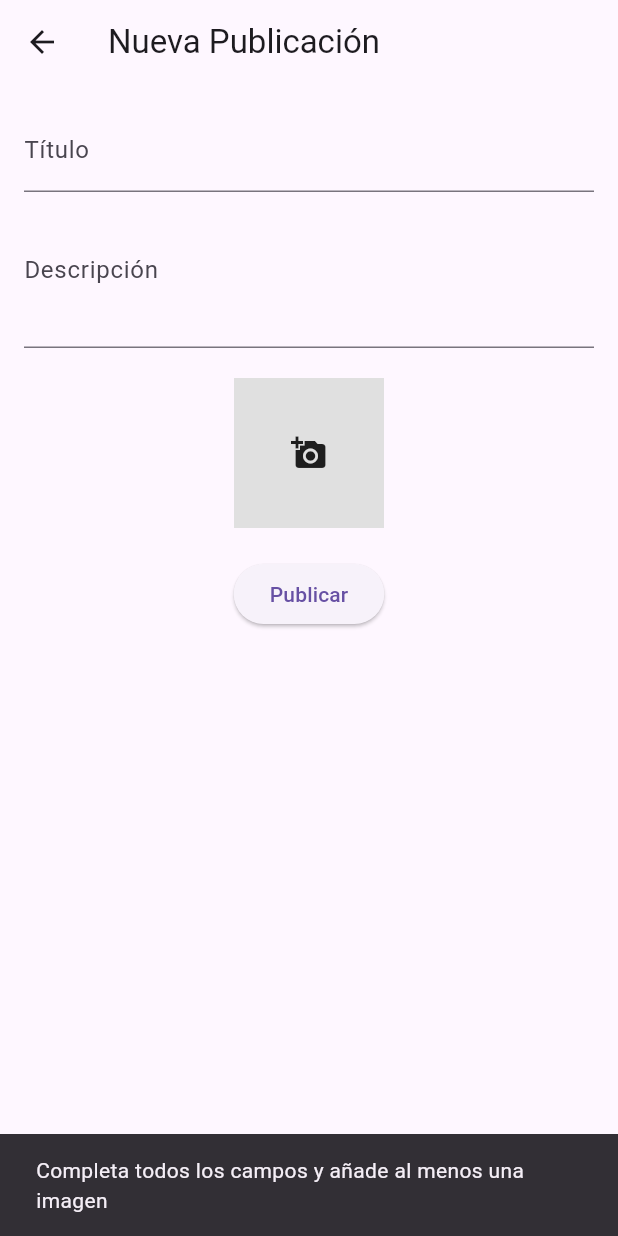
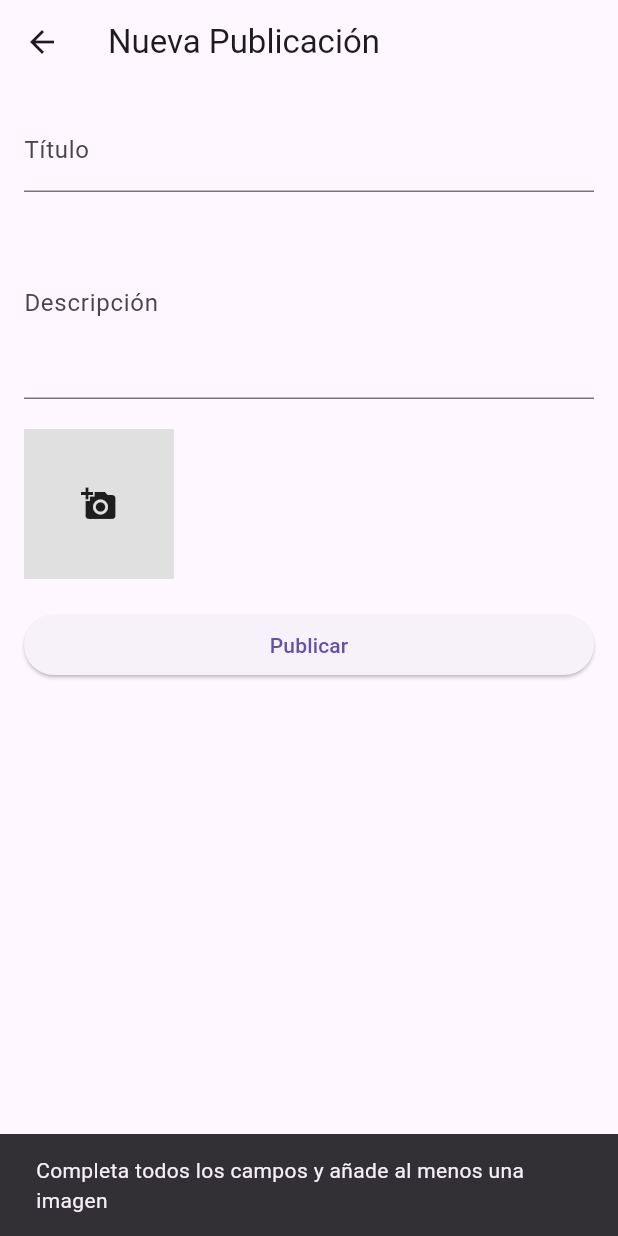
Before and after one commit to JonathanJairxd/fluttrip, a Flutter app: the CreatePostPage screen opened by its route, after a tap on "Publicar", on a phone screen of 412 x 824 dp. Run offline on Flutter 3.47's test engine with Material 3 defaults, Android fonts, the phone set to English and light mode, and no system bars; our stand-ins replace cloud_firestore, file_picker, firebase_auth, firebase_core, supabase_flutter; accounts and stored records are empty.

Commit message:
crear publicacion (subir info y fotos)

```diff
--- a/lib/create_post_page.dart
+++ b/lib/create_post_page.dart
@@ -1,11 +1,10 @@
 import 'dart:io';
-
+import 'dart:typed_data';
+import 'package:file_picker/file_picker.dart';
+import 'package:flutter/foundation.dart';
+import 'package:flutter/material.dart';
+import 'package:supabase_flutter/supabase_flutter.dart';
 import 'package:cloud_firestore/cloud_firestore.dart';
-import 'package:flutter/material.dart';
-import 'package:image_picker/image_picker.dart';
-import 'package:path/path.dart' as path;
-
-import 'package:supabase_flutter/supabase_flutter.dart';
 import 'package:firebase_auth/firebase_auth.dart' as fb_auth;
 
 class CreatePostPage extends StatefulWidget {
@@ -18,36 +17,61 @@ class CreatePostPage extends StatefulWidget {
 class _CreatePostPageState extends State<CreatePostPage> {
   final TextEditingController titleController = TextEditingController();
   final TextEditingController descriptionController = TextEditingController();
-
-  final List<File> _images = [];
-  final picker = ImagePicker();
+  List<File> _images = []; // Móvil
+  List<Uint8List> _webImages = []; // Web
   bool isUploading = false;
 
   Future<void> _pickImage() async {
-    if (_images.length >= 5) {
-      ScaffoldMessenger.of(
-        context,
-      ).showSnackBar(const SnackBar(content: Text("Máximo 5 imágenes")));
+    const maxImages = 5;
+    final currentCount = kIsWeb ? _webImages.length : _images.length;
+
+    if (currentCount >= maxImages) {
+      ScaffoldMessenger.of(context).showSnackBar(
+        const SnackBar(content: Text("Máximo 5 imágenes permitidas")),
+      );
       return;
     }
 
-    final pickedFile = await picker.pickImage(source: ImageSource.gallery);
-    if (pickedFile != null) {
+    try {
+      final result = await FilePicker.platform.pickFiles(
+        type: FileType.image,
+        allowMultiple: false,
+        withData: true, // importante para Web
+      );
+
+      if (result != null && result.files.isNotEmpty) {
+        final pickedFile = result.files.first;
+
+        if (kIsWeb) {
+          if (pickedFile.bytes != null) {
             setState(() {
-        _images.add(File(pickedFile.path));
+              _webImages.add(pickedFile.bytes!);
             });
+          }
+        } else {
+          if (pickedFile.path != null) {
+            setState(() {
+              _images.add(File(pickedFile.path!));
+            });
+          }
+        }
+      }
+    } catch (e) {
+      ScaffoldMessenger.of(context).showSnackBar(
+        SnackBar(content: Text("Error al seleccionar imagen: $e")),
+      );
     }
   }
 
   Future<void> _submitPost() async {
+    final hasImages = kIsWeb ? _webImages.isNotEmpty : _images.isNotEmpty;
+
     if (titleController.text.isEmpty ||
         descriptionController.text.isEmpty ||
-        _images.isEmpty) {
+        !hasImages) {
       ScaffoldMessenger.of(context).showSnackBar(
         const SnackBar(
-          content: Text(
-            "Completa todos los campos y añade al menos una imagen",
-          ),
+          content: Text("Completa todos los campos y añade al menos una imagen"),
         ),
       );
       return;
@@ -60,44 +84,47 @@ class _CreatePostPageState extends State<CreatePostPage> {
     try {
       final user = fb_auth.FirebaseAuth.instance.currentUser;
       if (user == null) {
-        ScaffoldMessenger.of(
-          context,
-        ).showSnackBar(const SnackBar(content: Text("Usuario no autenticado")));
-        setState(() {
-          isUploading = false;
-        });
-        return;
+        throw Exception('Usuario no autenticado');
       }
 
       final postRef = FirebaseFirestore.instance.collection('posts').doc();
-
       List<String> imageUrls = [];
-
       final supabase = Supabase.instance.client;
 
-      for (File image in _images) {
-        final fileName = path.basename(image.path);
-        final key = 'posts/${postRef.id}/$fileName';
+      if (kIsWeb) {
+        for (int i = 0; i < _webImages.length; i++) {
+          final bytes = _webImages[i];
+          final fileName = "${DateTime.now().millisecondsSinceEpoch}_$i.jpg";
+          final filePath = "posts/${postRef.id}/$fileName";
 
-        // Sube la imagen a Supabase Storage
-        try {
-          final String filePath = await supabase.storage
-              .from('posts')
-              .upload(key, image);
+          await supabase.storage.from('posts').uploadBinary(
+            filePath,
+            bytes,
+            fileOptions: const FileOptions(contentType: 'image/jpeg'),
+          );
+
           final url = supabase.storage.from('posts').getPublicUrl(filePath);
           imageUrls.add(url);
-        } catch (e) {
-          throw Exception('Error al subir imagen: $e');
+        }
+      } else {
+        for (int i = 0; i < _images.length; i++) {
+          final file = _images[i];
+          final bytes = await file.readAsBytes();
+          final fileName = "${DateTime.now().millisecondsSinceEpoch}_$i.jpg";
+          final filePath = "posts/${postRef.id}/$fileName";
+
+          await supabase.storage.from('posts').uploadBinary(
+            filePath,
+            bytes,
+            fileOptions: const FileOptions(contentType: 'image/jpeg'),
+          );
+
+          final url = supabase.storage.from('posts').getPublicUrl(filePath);
+          imageUrls.add(url);
+        }
       }
 
-        // Obtén la URL pública
-        final urlResponse = supabase.storage
-            .from('your-bucket-name')
-            .getPublicUrl(key);
-        imageUrls.add(urlResponse);
-      }
-
-      // Guarda el post en Firestore
+      // Guardar el post en Firestore
       await postRef.set({
         'title': titleController.text.trim(),
         'description': descriptionController.text.trim(),
@@ -105,18 +132,18 @@ class _CreatePostPageState extends State<CreatePostPage> {
         'createdAt': FieldValue.serverTimestamp(),
         'authorId': user.uid,
         'authorEmail': user.email,
+        'comments': [],
       });
 
-      ScaffoldMessenger.of(
-        context,
-      ).showSnackBar(const SnackBar(content: Text("Publicación creada")));
-
-      Navigator.pop(context); // Regresa al home
+      ScaffoldMessenger.of(context).showSnackBar(
+        const SnackBar(content: Text("Publicación creada exitosamente")),
+      );
+      Navigator.pop(context);
     } catch (e) {
-      print("Error al subir publicación: $e");
-      ScaffoldMessenger.of(
-        context,
-      ).showSnackBar(SnackBar(content: Text("Error al subir publicación: $e")));
+      print("Error al publicar: $e");
+      ScaffoldMessenger.of(context).showSnackBar(
+        SnackBar(content: Text("Error al publicar: $e")),
+      );
     } finally {
       setState(() {
         isUploading = false;
@@ -126,21 +153,24 @@ class _CreatePostPageState extends State<CreatePostPage> {
 
   @override
   Widget build(BuildContext context) {
+    final currentImages = kIsWeb ? _webImages : _images;
+
     return Scaffold(
       appBar: AppBar(title: const Text("Nueva Publicación")),
       body: isUploading
           ? const Center(child: CircularProgressIndicator())
-          : SingleChildScrollView(
-              padding: const EdgeInsets.all(16),
-              child: Column(
+          : Padding(
+              padding: const EdgeInsets.all(16.0),
+              child: ListView(
                 children: [
                   TextField(
                     controller: titleController,
                     decoration: const InputDecoration(labelText: "Título"),
                   ),
+                  const SizedBox(height: 10),
                   TextField(
                     controller: descriptionController,
-                    maxLines: 3,
+                    maxLines: 4,
                     decoration: const InputDecoration(labelText: "Descripción"),
                   ),
                   const SizedBox(height: 20),
@@ -148,6 +178,15 @@ class _CreatePostPageState extends State<CreatePostPage> {
                     spacing: 10,
                     runSpacing: 10,
                     children: [
+                      if (kIsWeb)
+                        for (var image in _webImages)
+                          Image.memory(
+                            image,
+                            width: 100,
+                            height: 100,
+                            fit: BoxFit.cover,
+                          )
+                      else
                         for (var image in _images)
                           Image.file(
                             image,
@@ -155,7 +194,7 @@ class _CreatePostPageState extends State<CreatePostPage> {
                             height: 100,
                             fit: BoxFit.cover,
                           ),
-                      if (_images.length < 5)
+                      if (currentImages.length < 5)
                         GestureDetector(
                           onTap: _pickImage,
                           child: Container(
```
Lines whose indentation alone changed are shown as unchanged.
